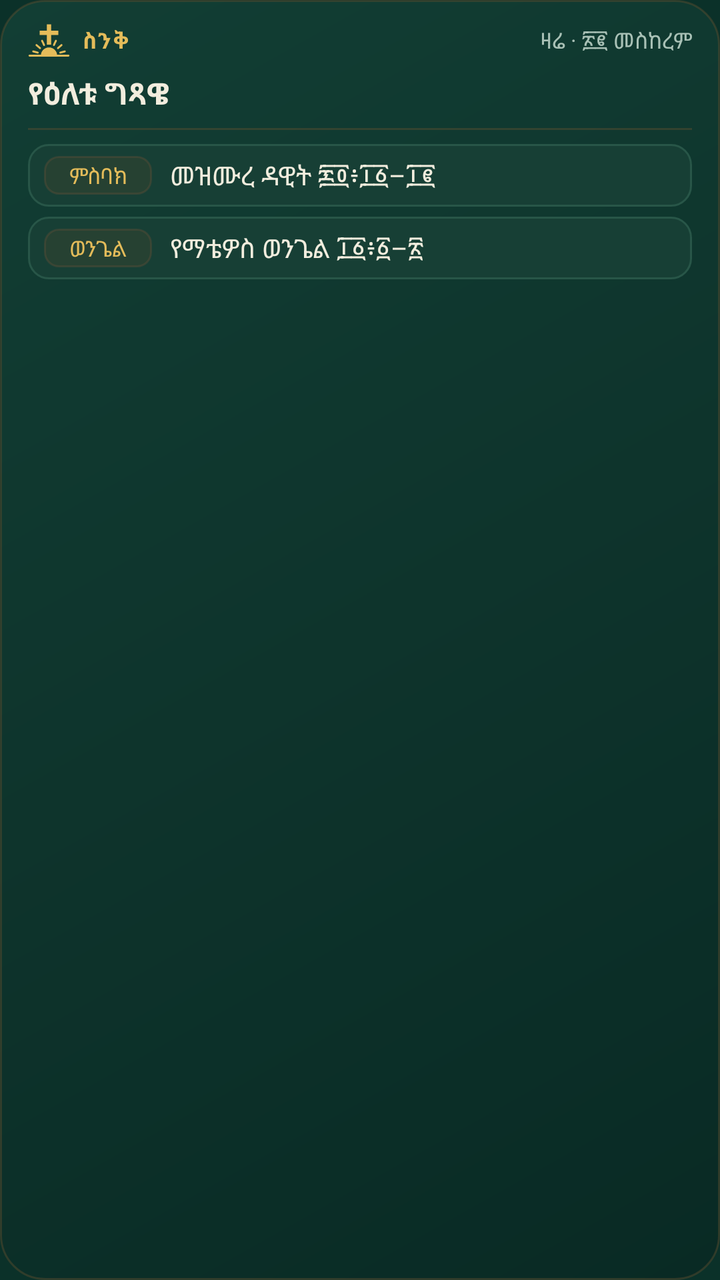
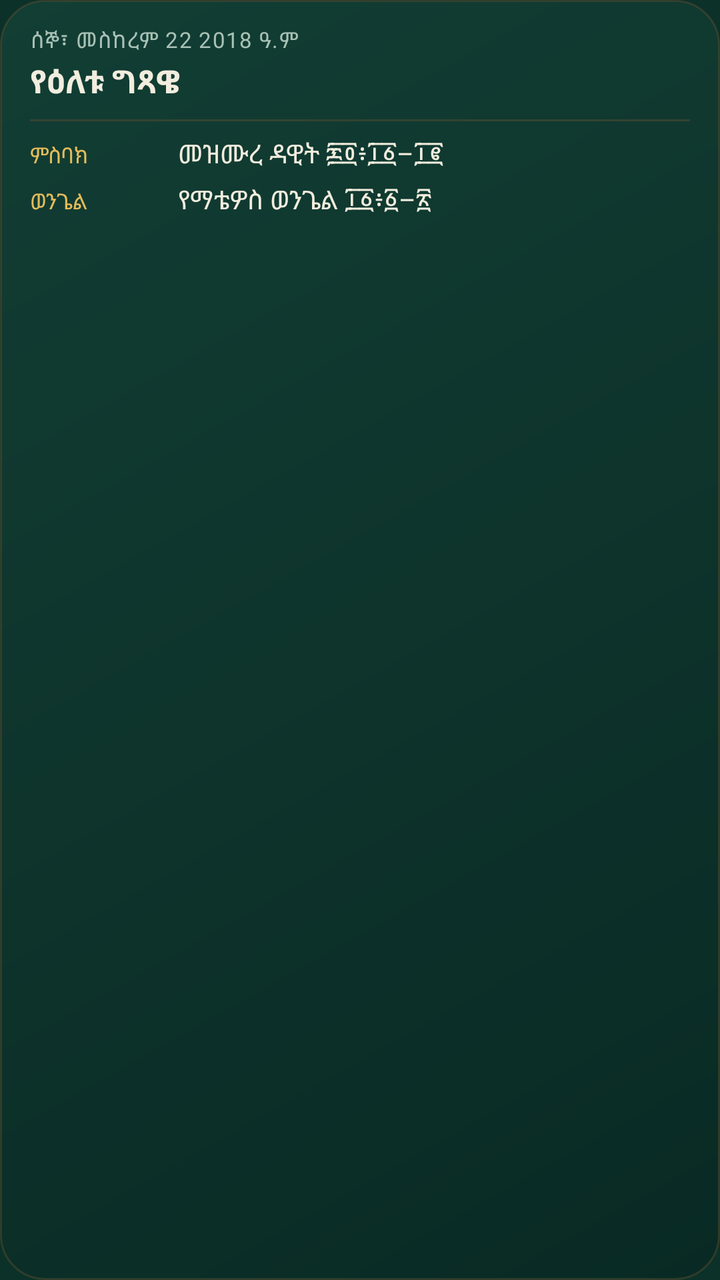

Before-and-after screenshots of an Android layout around one commit, followed by the original layout XML and the change that was made.
<!-- AndroidManifest.xml: application theme Theme.Agpeya -->
<!-- res/layout/widget_gitsawe.xml -->
<?xml version="1.0" encoding="utf-8"?>
<LinearLayout xmlns:android="http://schemas.android.com/apk/res/android"
    android:id="@+id/widget_root"
    android:layout_width="match_parent"
    android:layout_height="match_parent"
    android:orientation="vertical"
    android:background="@drawable/widget_background"
    android:paddingStart="14dp"
    android:paddingEnd="14dp"
    android:paddingTop="11dp"
    android:paddingBottom="10dp">

    <LinearLayout
        android:layout_width="match_parent"
        android:layout_height="wrap_content"
        android:orientation="horizontal"
        android:gravity="center_vertical">

        <ImageView
            android:layout_width="21dp"
            android:layout_height="18dp"
            android:layout_marginEnd="6dp"
            android:src="@drawable/widget_logo"
            android:contentDescription="@null" />

        <TextView
            android:layout_width="wrap_content"
            android:layout_height="wrap_content"
            android:text="@string/app_name"
            android:textColor="#E4BC5A"
            android:textSize="11sp"
            android:textStyle="bold"
            android:letterSpacing="0.08" />

        <TextView
            android:id="@+id/widget_date"
            android:layout_width="0dp"
            android:layout_height="wrap_content"
            android:layout_weight="1"
            android:gravity="end"
            android:text="@string/widget_preview_date"
            android:textColor="#A9C1B6"
            android:textSize="11sp"
            android:maxLines="1"
            android:ellipsize="end" />
    </LinearLayout>

    
    <TextView
        android:id="@+id/widget_title"
        android:layout_width="match_parent"
        android:layout_height="wrap_content"
        android:layout_marginTop="7dp"
        android:gravity="start"
        android:text="@string/widget_preview_title"
        android:textColor="#F2EDDE"
        android:textSize="15sp"
        android:textStyle="bold"
        android:lineSpacingMultiplier="1.1"
        android:maxLines="2"
        android:ellipsize="end" />

    
    <ImageView
        android:id="@+id/widget_rule"
        android:layout_width="match_parent"
        android:layout_height="1dp"
        android:layout_marginTop="7dp"
        android:layout_marginBottom="7dp"
        android:contentDescription="@null"
        android:background="#5C72532F" />

    
    <LinearLayout
        android:id="@+id/widget_row_1"
        android:layout_width="match_parent"
        android:layout_height="wrap_content"
        android:orientation="horizontal"
        android:gravity="center_vertical"
        android:background="@drawable/widget_reading_row"
        android:baselineAligned="false">

        <TextView
            android:id="@+id/widget_role_1"
            android:layout_width="54dp"
            android:layout_height="wrap_content"
            android:background="@drawable/widget_role_chip"
            android:gravity="center"
            android:paddingTop="2dp"
            android:paddingBottom="2dp"
            android:textColor="#E4BC5A"
            android:text="@string/widget_preview_msbak"
            android:textSize="11sp"
            android:maxLines="1" />

        <TextView
            android:id="@+id/widget_ref_1"
            android:layout_width="0dp"
            android:layout_weight="1"
            android:layout_height="wrap_content"
            android:layout_marginStart="9dp"
            android:textColor="#F2EDDE"
            android:text="@string/widget_preview_msbak_ref"
            android:textSize="13sp"
            android:maxLines="1"
            android:ellipsize="end" />
    </LinearLayout>

    <LinearLayout
        android:id="@+id/widget_row_2"
        android:layout_width="match_parent"
        android:layout_height="wrap_content"
        android:orientation="horizontal"
        android:gravity="center_vertical"
        android:layout_marginTop="5dp"
        android:background="@drawable/widget_reading_row"
        android:baselineAligned="false">

        <TextView
            android:id="@+id/widget_role_2"
            android:layout_width="54dp"
            android:layout_height="wrap_content"
            android:background="@drawable/widget_role_chip"
            android:gravity="center"
            android:paddingTop="2dp"
            android:paddingBottom="2dp"
            android:textColor="#E4BC5A"
            android:text="@string/widget_preview_wengel"
            android:textSize="11sp"
            android:maxLines="1" />

        <TextView
            android:id="@+id/widget_ref_2"
            android:layout_width="0dp"
            android:layout_weight="1"
            android:layout_height="wrap_content"
            android:layout_marginStart="9dp"
            android:textColor="#F2EDDE"
            android:text="@string/widget_preview_wengel_ref"
            android:textSize="13sp"
            android:maxLines="1"
            android:ellipsize="end" />
    </LinearLayout>

    
    <TextView
        android:id="@+id/widget_kidase"
        android:layout_width="match_parent"
        android:layout_height="wrap_content"
        android:layout_marginTop="6dp"
        android:gravity="start"
        android:textColor="#9DBBAD"
        android:textSize="11sp"
        android:maxLines="1"
        android:ellipsize="end"
        android:visibility="gone" />

    
    <TextView
        android:id="@+id/widget_empty"
        android:layout_width="match_parent"
        android:layout_height="wrap_content"
        android:gravity="start"
        android:textColor="#9DBBAD"
        android:textSize="13sp"
        android:visibility="gone" />

    
    <TextView
        android:id="@+id/widget_cta"
        android:layout_width="wrap_content"
        android:layout_height="wrap_content"
        android:layout_marginTop="7dp"
        android:background="@drawable/widget_footer"
        android:textColor="#E4BC5A"
        android:text="@string/widget_preview_cta"
        android:textStyle="bold"
        android:textSize="11sp"
        android:maxLines="1"
        android:visibility="gone" />
</LinearLayout>
<!-- resources referenced by this layout -->
<resources>
  <!-- drawable widget_background (drawable) -->
  <?xml version="1.0" encoding="utf-8"?>
  <shape xmlns:android="http://schemas.android.com/apk/res/android"
      android:shape="rectangle">
      <gradient
          android:angle="315"
          android:startColor="#123E34"
          android:centerColor="#0E342C"
          android:endColor="#092A24" />
      <stroke
          android:width="1dp"
          android:color="#5C72532F" />
      <corners android:radius="22dp" />
  </shape>
  <!-- drawable widget_footer (drawable) -->
  <?xml version="1.0" encoding="utf-8"?>
  <shape xmlns:android="http://schemas.android.com/apk/res/android"
      android:shape="rectangle">
      <solid android:color="#203F35" />
      <corners android:radius="9dp" />
      <padding android:left="10dp" android:top="5dp" android:right="10dp" android:bottom="5dp" />
  </shape>
  <!-- drawable widget_logo (drawable) -->
  <?xml version="1.0" encoding="utf-8"?>
  <vector xmlns:android="http://schemas.android.com/apk/res/android"
      android:width="21dp" android:height="18dp"
      android:viewportWidth="54" android:viewportHeight="46">
      <group android:translateX="-27" android:translateY="-23">
          <path android:fillColor="#E4BC5A" android:pathData="M51.2,26 h5.6 v8 h9.2 v5.6 h-9.2 v12.4 h-5.6 v-12.4 h-9.2 v-5.6 h9.2 Z" />
          <path android:fillColor="#E4BC5A" android:pathData="M43.5,66 A10.5,10.5 0 0 1 64.5,66 Z" />
          <path android:strokeColor="#E4BC5A" android:strokeWidth="2.5" android:strokeLineCap="round" android:pathData="M29,66 L79,66" />
          <path android:strokeColor="#E4BC5A" android:strokeWidth="2.5" android:strokeLineCap="round" android:pathData="M60.3,52.4 L62.9,47 M65.5,56.4 L70.1,52.5 M68.5,62.1 L74.3,60.6 M47.7,52.4 L45.1,47 M42.5,56.4 L37.9,52.5 M39.5,62.1 L33.7,60.6" />
      </group>
  </vector>
  <!-- drawable widget_reading_row (drawable) -->
  <?xml version="1.0" encoding="utf-8"?>
  <shape xmlns:android="http://schemas.android.com/apk/res/android"
      android:shape="rectangle">
      <solid android:color="#173F35" />
      <stroke android:width="1dp" android:color="#285648" />
      <corners android:radius="10dp" />
      <padding android:left="8dp" android:top="6dp" android:right="8dp" android:bottom="6dp" />
  </shape>
  <!-- drawable widget_role_chip (drawable) -->
  <?xml version="1.0" encoding="utf-8"?>
  <shape xmlns:android="http://schemas.android.com/apk/res/android"
      android:shape="rectangle">
      <solid android:color="#3A594829" />
      <stroke android:width="1dp" android:color="#5272533A" />
      <corners android:radius="7dp" />
  </shape>
  <string name="app_name" translatable="false">ስንቅ</string>
  <string name="widget_preview_cta" translatable="false">ግጻዌውን ያንብቡ  →</string>
  <string name="widget_preview_date" translatable="false">ዛሬ · ፳፪ መስከረም</string>
  <string name="widget_preview_msbak" translatable="false">ምስባክ</string>
  <string name="widget_preview_msbak_ref" translatable="false">መዝሙረ ዳዊት ፷፬፥፲፩–፲፪</string>
  <string name="widget_preview_title" translatable="false">የዕለቱ ግጻዌ</string>
  <string name="widget_preview_wengel" translatable="false">ወንጌል</string>
  <string name="widget_preview_wengel_ref" translatable="false">የማቴዎስ ወንጌል ፲፩፥፩–፳</string>
  <style name="Theme.Agpeya" parent="android:Theme.Material.NoActionBar">
          <item name="android:windowBackground">#0B3129</item>
      </style>
</resources>

<!-- the commit's change to res/layout/widget_gitsawe.xml (unified diff, before → after) -->
@@ -5,59 +5,34 @@
     android:layout_height="match_parent"
     android:orientation="vertical"
     android:background="@drawable/widget_background"
-    android:paddingStart="14dp"
-    android:paddingEnd="14dp"
-    android:paddingTop="11dp"
-    android:paddingBottom="10dp">
-
-    <LinearLayout
-        android:layout_width="match_parent"
-        android:layout_height="wrap_content"
-        android:orientation="horizontal"
-        android:gravity="center_vertical">
-
-        <ImageView
-            android:layout_width="21dp"
-            android:layout_height="18dp"
-            android:layout_marginEnd="6dp"
-            android:src="@drawable/widget_logo"
-            android:contentDescription="@null" />
-
-        <TextView
-            android:layout_width="wrap_content"
-            android:layout_height="wrap_content"
-            android:text="@string/app_name"
-            android:textColor="#E4BC5A"
-            android:textSize="11sp"
-            android:textStyle="bold"
-            android:letterSpacing="0.08" />
-
-        <TextView
-            android:id="@+id/widget_date"
-            android:layout_width="0dp"
-            android:layout_height="wrap_content"
-            android:layout_weight="1"
-            android:gravity="end"
-            android:text="@string/widget_preview_date"
-            android:textColor="#A9C1B6"
-            android:textSize="11sp"
-            android:maxLines="1"
-            android:ellipsize="end" />
-    </LinearLayout>
+    android:paddingStart="15dp"
+    android:paddingEnd="15dp"
+    android:paddingTop="12dp"
+    android:paddingBottom="11dp">
+
+    
+    <TextView
+        android:id="@+id/widget_date"
+        android:layout_width="match_parent"
+        android:layout_height="wrap_content"
+        android:text="@string/widget_preview_date"
+        android:textColor="#A9C1B6"
+        android:textSize="11sp"
+        android:letterSpacing="0.04"
+        android:maxLines="1"
+        android:ellipsize="end" />
 
     
     <TextView
         android:id="@+id/widget_title"
         android:layout_width="match_parent"
         android:layout_height="wrap_content"
-        android:layout_marginTop="7dp"
-        android:gravity="start"
+        android:layout_marginTop="2dp"
         android:text="@string/widget_preview_title"
         android:textColor="#F2EDDE"
-        android:textSize="15sp"
+        android:textSize="16sp"
         android:textStyle="bold"
-        android:lineSpacingMultiplier="1.1"
-        android:maxLines="2"
+        android:maxLines="1"
         android:ellipsize="end" />
 
     
@@ -65,7 +40,7 @@
         android:id="@+id/widget_rule"
         android:layout_width="match_parent"
         android:layout_height="1dp"
-        android:layout_marginTop="7dp"
+        android:layout_marginTop="8dp"
         android:layout_marginBottom="7dp"
         android:contentDescription="@null"
         android:background="#5C72532F" />
@@ -76,29 +51,21 @@
         android:layout_width="match_parent"
         android:layout_height="wrap_content"
         android:orientation="horizontal"
-        android:gravity="center_vertical"
-        android:background="@drawable/widget_reading_row"
-        android:baselineAligned="false">
-
+        android:baselineAligned="true">
         <TextView
             android:id="@+id/widget_role_1"
-            android:layout_width="54dp"
-            android:layout_height="wrap_content"
-            android:background="@drawable/widget_role_chip"
-            android:gravity="center"
-            android:paddingTop="2dp"
-            android:paddingBottom="2dp"
+            android:layout_width="74dp"
+            android:layout_height="wrap_content"
             android:textColor="#E4BC5A"
             android:text="@string/widget_preview_msbak"
             android:textSize="11sp"
-            android:maxLines="1" />
-
+            android:maxLines="1"
+            android:ellipsize="end" />
         <TextView
             android:id="@+id/widget_ref_1"
             android:layout_width="0dp"
             android:layout_weight="1"
             android:layout_height="wrap_content"
-            android:layout_marginStart="9dp"
             android:textColor="#F2EDDE"
             android:text="@string/widget_preview_msbak_ref"
             android:textSize="13sp"
@@ -110,31 +77,23 @@
         android:id="@+id/widget_row_2"
         android:layout_width="match_parent"
         android:layout_height="wrap_content"
-        android:orientation="horizontal"
-        android:gravity="center_vertical"
-        android:layout_marginTop="5dp"
-        android:background="@drawable/widget_reading_row"
-        android:baselineAligned="false">
-
+        android:layout_marginTop="5dp"
+        android:orientation="horizontal"
+        android:baselineAligned="true">
         <TextView
             android:id="@+id/widget_role_2"
-            android:layout_width="54dp"
-            android:layout_height="wrap_content"
-            android:background="@drawable/widget_role_chip"
-            android:gravity="center"
-            android:paddingTop="2dp"
-            android:paddingBottom="2dp"
+            android:layout_width="74dp"
+            android:layout_height="wrap_content"
             android:textColor="#E4BC5A"
             android:text="@string/widget_preview_wengel"
             android:textSize="11sp"
-            android:maxLines="1" />
-
+            android:maxLines="1"
+            android:ellipsize="end" />
         <TextView
             android:id="@+id/widget_ref_2"
             android:layout_width="0dp"
             android:layout_weight="1"
             android:layout_height="wrap_content"
-            android:layout_marginStart="9dp"
             android:textColor="#F2EDDE"
             android:text="@string/widget_preview_wengel_ref"
             android:textSize="13sp"
@@ -142,40 +101,116 @@
             android:ellipsize="end" />
     </LinearLayout>
 
-    
-    <TextView
-        android:id="@+id/widget_kidase"
-        android:layout_width="match_parent"
-        android:layout_height="wrap_content"
-        android:layout_marginTop="6dp"
-        android:gravity="start"
+    <LinearLayout
+        android:id="@+id/widget_row_3"
+        android:layout_width="match_parent"
+        android:layout_height="wrap_content"
+        android:layout_marginTop="5dp"
+        android:orientation="horizontal"
+        android:baselineAligned="true"
+        android:visibility="gone">
+        <TextView
+            android:id="@+id/widget_role_3"
+            android:layout_width="74dp"
+            android:layout_height="wrap_content"
+            android:textColor="#E4BC5A"
+            android:textSize="11sp"
+            android:maxLines="1"
+            android:ellipsize="end" />
+        <TextView
+            android:id="@+id/widget_ref_3"
+            android:layout_width="0dp"
+            android:layout_weight="1"
+            android:layout_height="wrap_content"
+            android:textColor="#F2EDDE"
+            android:textSize="13sp"
+            android:maxLines="1"
+            android:ellipsize="end" />
+    </LinearLayout>
+
+    <LinearLayout
+        android:id="@+id/widget_row_4"
+        android:layout_width="match_parent"
+        android:layout_height="wrap_content"
+        android:layout_marginTop="5dp"
+        android:orientation="horizontal"
+        android:baselineAligned="true"
+        android:visibility="gone">
+        <TextView
+            android:id="@+id/widget_role_4"
+            android:layout_width="74dp"
+            android:layout_height="wrap_content"
+            android:textColor="#E4BC5A"
+            android:textSize="11sp"
+            android:maxLines="1"
+            android:ellipsize="end" />
+        <TextView
+            android:id="@+id/widget_ref_4"
+            android:layout_width="0dp"
+            android:layout_weight="1"
+            android:layout_height="wrap_content"
+            android:textColor="#F2EDDE"
+            android:textSize="13sp"
+            android:maxLines="1"
+            android:ellipsize="end" />
+    </LinearLayout>
+
+    <LinearLayout
+        android:id="@+id/widget_row_5"
+        android:layout_width="match_parent"
+        android:layout_height="wrap_content"
+        android:layout_marginTop="5dp"
+        android:orientation="horizontal"
+        android:baselineAligned="true"
+        android:visibility="gone">
+        <TextView
+            android:id="@+id/widget_role_5"
+            android:layout_width="74dp"
+            android:layout_height="wrap_content"
+            android:textColor="#E4BC5A"
+            android:textSize="11sp"
+            android:maxLines="1"
+            android:ellipsize="end" />
+        <TextView
+            android:id="@+id/widget_ref_5"
+            android:layout_width="0dp"
+            android:layout_weight="1"
+            android:layout_height="wrap_content"
+            android:textColor="#F2EDDE"
+            android:textSize="13sp"
+            android:maxLines="1"
+            android:ellipsize="end" />
+    </LinearLayout>
+
+    
+    <TextView
+        android:id="@+id/widget_empty"
+        android:layout_width="match_parent"
+        android:layout_height="wrap_content"
+        android:textColor="#9DBBAD"
+        android:textSize="13sp"
+        android:maxLines="2"
+        android:ellipsize="end"
+        android:visibility="gone" />
+
+    
+    <ImageView
+        android:id="@+id/widget_status_rule"
+        android:layout_width="match_parent"
+        android:layout_height="1dp"
+        android:layout_marginTop="8dp"
+        android:layout_marginBottom="6dp"
+        android:contentDescription="@null"
+        android:background="#5C72532F"
+        android:visibility="gone" />
+
+    <TextView
+        android:id="@+id/widget_status"
+        android:layout_width="match_parent"
+        android:layout_height="wrap_content"
         android:textColor="#9DBBAD"
         android:textSize="11sp"
         android:maxLines="1"
         android:ellipsize="end"
         android:visibility="gone" />
-
-    
-    <TextView
-        android:id="@+id/widget_empty"
-        android:layout_width="match_parent"
-        android:layout_height="wrap_content"
-        android:gravity="start"
-        android:textColor="#9DBBAD"
-        android:textSize="13sp"
-        android:visibility="gone" />
-
-    
-    <TextView
-        android:id="@+id/widget_cta"
-        android:layout_width="wrap_content"
-        android:layout_height="wrap_content"
-        android:layout_marginTop="7dp"
-        android:background="@drawable/widget_footer"
-        android:textColor="#E4BC5A"
-        android:text="@string/widget_preview_cta"
-        android:textStyle="bold"
-        android:textSize="11sp"
-        android:maxLines="1"
-        android:visibility="gone" />
 </LinearLayout>
<!-- resource entries referenced after the edit -->
@@ -14,46 +14,7 @@
           android:color="#5C72532F" />
       <corners android:radius="22dp" />
   </shape>
-  <!-- drawable widget_footer (drawable) -->
-  <?xml version="1.0" encoding="utf-8"?>
-  <shape xmlns:android="http://schemas.android.com/apk/res/android"
-      android:shape="rectangle">
-      <solid android:color="#203F35" />
-      <corners android:radius="9dp" />
-      <padding android:left="10dp" android:top="5dp" android:right="10dp" android:bottom="5dp" />
-  </shape>
-  <!-- drawable widget_logo (drawable) -->
-  <?xml version="1.0" encoding="utf-8"?>
-  <vector xmlns:android="http://schemas.android.com/apk/res/android"
-      android:width="21dp" android:height="18dp"
-      android:viewportWidth="54" android:viewportHeight="46">
-      <group android:translateX="-27" android:translateY="-23">
-          <path android:fillColor="#E4BC5A" android:pathData="M51.2,26 h5.6 v8 h9.2 v5.6 h-9.2 v12.4 h-5.6 v-12.4 h-9.2 v-5.6 h9.2 Z" />
-          <path android:fillColor="#E4BC5A" android:pathData="M43.5,66 A10.5,10.5 0 0 1 64.5,66 Z" />
-          <path android:strokeColor="#E4BC5A" android:strokeWidth="2.5" android:strokeLineCap="round" android:pathData="M29,66 L79,66" />
-          <path android:strokeColor="#E4BC5A" android:strokeWidth="2.5" android:strokeLineCap="round" android:pathData="M60.3,52.4 L62.9,47 M65.5,56.4 L70.1,52.5 M68.5,62.1 L74.3,60.6 M47.7,52.4 L45.1,47 M42.5,56.4 L37.9,52.5 M39.5,62.1 L33.7,60.6" />
-      </group>
-  </vector>
-  <!-- drawable widget_reading_row (drawable) -->
-  <?xml version="1.0" encoding="utf-8"?>
-  <shape xmlns:android="http://schemas.android.com/apk/res/android"
-      android:shape="rectangle">
-      <solid android:color="#173F35" />
-      <stroke android:width="1dp" android:color="#285648" />
-      <corners android:radius="10dp" />
-      <padding android:left="8dp" android:top="6dp" android:right="8dp" android:bottom="6dp" />
-  </shape>
-  <!-- drawable widget_role_chip (drawable) -->
-  <?xml version="1.0" encoding="utf-8"?>
-  <shape xmlns:android="http://schemas.android.com/apk/res/android"
-      android:shape="rectangle">
-      <solid android:color="#3A594829" />
-      <stroke android:width="1dp" android:color="#5272533A" />
-      <corners android:radius="7dp" />
-  </shape>
-  <string name="app_name" translatable="false">ስንቅ</string>
-  <string name="widget_preview_cta" translatable="false">ግጻዌውን ያንብቡ  →</string>
-  <string name="widget_preview_date" translatable="false">ዛሬ · ፳፪ መስከረም</string>
+  <string name="widget_preview_date" translatable="false">ሰኞ፣ መስከረም 22 2018 ዓ.ም</string>
   <string name="widget_preview_msbak" translatable="false">ምስባክ</string>
   <string name="widget_preview_msbak_ref" translatable="false">መዝሙረ ዳዊት ፷፬፥፲፩–፲፪</string>
   <string name="widget_preview_title" translatable="false">የዕለቱ ግጻዌ</string>
